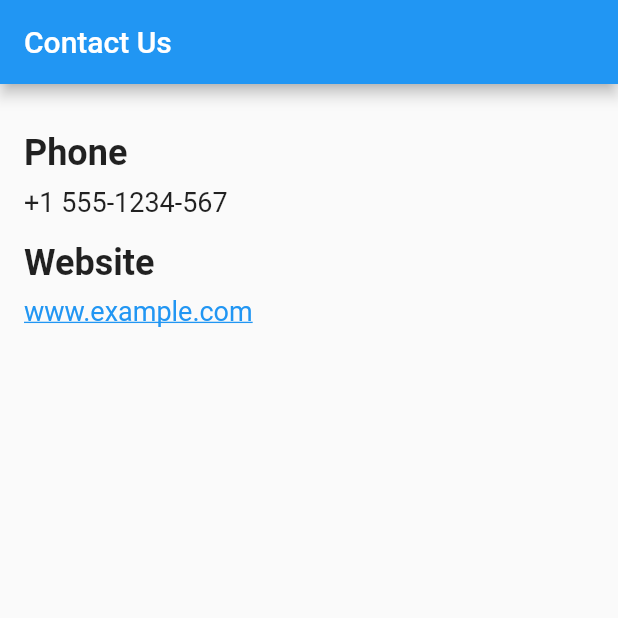
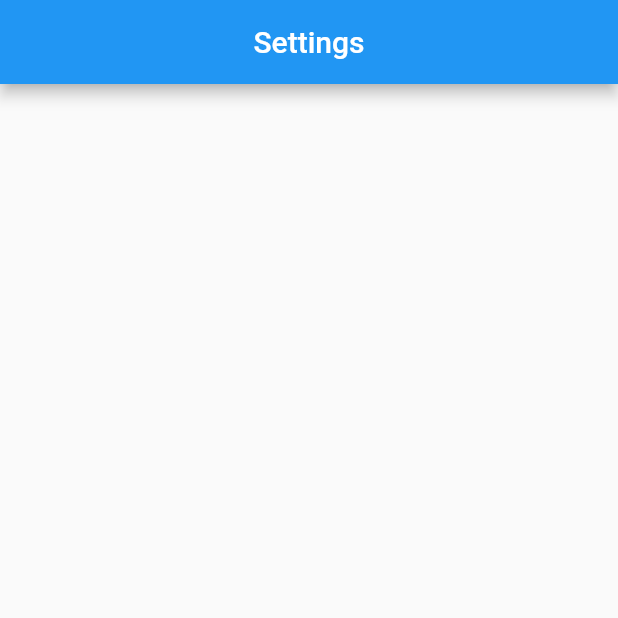
Before and after one commit to MrKomron/flutter_end_project, a Flutter app: the Settings screen opened directly, on a phone screen of 412 x 824 dp, the top half of it. Run offline on Flutter 3.47's test engine with Material 2 defaults, Android fonts, the phone set to English and light mode, and no system bars.

Commit message:
settings is gereset

```diff
--- a/lib/pages/settings.dart
+++ b/lib/pages/settings.dart
@@ -1,57 +1,14 @@
 import 'package:flutter/material.dart';
-import 'package:url_launcher/url_launcher.dart';
 
 class Settings extends StatelessWidget {
   @override
   Widget build(BuildContext context) {
     return Scaffold(
       appBar: AppBar(
-        title: Text('Contact Us'),
+        title: Center(child: Text('Settings')),
       ),
-      body: Padding(
-        padding: const EdgeInsets.all(16.0),
-        child: Column(
-          crossAxisAlignment: CrossAxisAlignment.start,
-          children: [
-            SizedBox(height: 16.0),
-            Text(
-              'Phone',
-              style: TextStyle(fontSize: 24.0, fontWeight: FontWeight.bold),
-            ),
-            SizedBox(height: 8.0),
-            Text(
-              '+1 555-1234-567',
-              style: TextStyle(fontSize: 18.0),
-            ),
-            SizedBox(height: 16.0),
-            Text(
-              'Website',
-              style: TextStyle(fontSize: 24.0, fontWeight: FontWeight.bold),
-            ),
-            SizedBox(height: 8.0),
-            InkWell(
-              child: Text(
-                'www.example.com',
-                style: TextStyle(
-                  fontSize: 18.0,
-                  color: Colors.blue,
-                  decoration: TextDecoration.underline,
-                ),
-              ),
-              onTap: () => _launchURL(),
-            ),
-          ],
-        ),
+      body: SingleChildScrollView(
       ),
     );
   }
-
-  _launchURL() async {
-    const url = 'https://www.example.com';
-    if (await canLaunch(url)) {
-      await launch(url);
-    } else {
-      throw 'Could not launch $url';
-    }
-  }
 }
```
